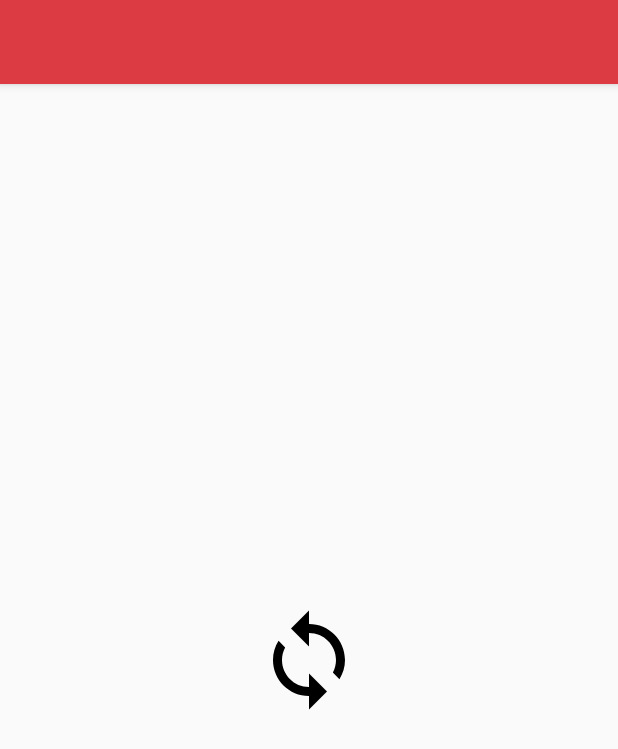
After one commit to ikesnowy/PC_Hospital_Android, an Android app: the layout activity_photo_detail.xml on its own in the app's theme, with its tools: preview values and no code run, on a phone screen of 412 x 824 dp. The commit adds this screen. Shown: the top 749 px of the screen. Run offline under Robolectric (Android 15) with nearby library versions, the phone set to English and light mode, and no system bars; network calls fail.

Commit message:
Build 28 Now you can see lager picture by click on the thumbnail in ticket detail activity.

```diff
--- a/app/build.gradle
+++ b/app/build.gradle
@@ -7,8 +7,8 @@ android {
         applicationId "cc.pchospital.app"
         minSdkVersion 15
         targetSdkVersion 26
-        versionCode 27
-        versionName "Build 27"
+        versionCode 28
+        versionName "Build 28"
         testInstrumentationRunner "android.support.test.runner.AndroidJUnitRunner"
         multiDexEnabled true
         vectorDrawables.useSupportLibrary = true
--- /dev/null
+++ b/app/src/main/res/drawable/icon_sync_black_72dp.xml
@@ -0,0 +1,4 @@
+<vector android:height="72dp" android:viewportHeight="24.0"
+    android:viewportWidth="24.0" android:width="72dp" xmlns:android="http://schemas.android.com/apk/res/android">
+    <path android:fillColor="#FF000000" android:pathData="M12,4L12,1L8,5l4,4L12,6c3.31,0 6,2.69 6,6 0,1.01 -0.25,1.97 -0.7,2.8l1.46,1.46C19.54,15.03 20,13.57 20,12c0,-4.42 -3.58,-8 -8,-8zM12,18c-3.31,0 -6,-2.69 -6,-6 0,-1.01 0.25,-1.97 0.7,-2.8L5.24,7.74C4.46,8.97 4,10.43 4,12c0,4.42 3.58,8 8,8v3l4,-4 -4,-4v3z"/>
+</vector>
--- /dev/null
+++ b/app/src/main/res/layout/activity_photo_detail.xml
@@ -0,0 +1,36 @@
+<?xml version="1.0" encoding="utf-8"?>
+<android.support.design.widget.CoordinatorLayout xmlns:android="http://schemas.android.com/apk/res/android"
+    xmlns:app="http://schemas.android.com/apk/res-auto"
+    xmlns:tools="http://schemas.android.com/tools"
+    android:layout_width="match_parent"
+    android:layout_height="match_parent"
+    tools:context="cc.pchospital.app.PhotoDetailActivity">
+
+    <android.support.design.widget.AppBarLayout
+        android:layout_width="match_parent"
+        android:layout_height="wrap_content">
+        <android.support.v7.widget.Toolbar
+            android:id="@+id/toolBar"
+            android:layout_width="match_parent"
+            android:layout_height="?attr/actionBarSize"
+            android:background="@color/colorPrimary"
+            android:theme="@style/ThemeOverlay.AppCompat.Dark.ActionBar"
+            app:popupTheme="@style/ThemeOverlay.AppCompat.Light"
+            app:layout_scrollFlags="scroll|enterAlways|snap"/>
+    </android.support.design.widget.AppBarLayout>
+
+    <RelativeLayout
+        android:layout_marginTop="?attr/actionBarSize"
+        android:padding="@dimen/card_normal_padding"
+        android:layout_width="match_parent"
+        android:layout_height="match_parent">
+        <ImageView
+            android:id="@+id/picture_detail"
+            android:layout_width="match_parent"
+            android:layout_height="wrap_content"
+            android:layout_centerInParent="true"
+            android:scaleType="fitCenter"
+            app:srcCompat="@drawable/icon_sync_black_72dp"/>
+    </RelativeLayout>
+
+</android.support.design.widget.CoordinatorLayout>
--- a/app/src/main/res/values/strings.xml
+++ b/app/src/main/res/values/strings.xml
@@ -8,7 +8,7 @@
 
     <string name="nav_home">Home</string>
     <string name="title_about">About</string>
-    <string name="app_version" translatable="false">Build 27</string>
+    <string name="app_version" translatable="false">Build 28</string>
     <string name="title_your_ticket">Your Ticket</string>
     <string name="title_login">Sign in</string>
     <string name="label_login_phone">Phone Number</string>
@@ -125,4 +125,5 @@
     <string name="app_db_picture_tid" translatable="false">tid</string>
     <string name="app_db_picture_url" translatable="false">url</string>
     <string name="label_ticket_detail_photo_card">Photo</string>
+    <string name="title_picture_detail">Picture Detail</string>
 </resources>
```
Also changed, not shown: app/src/main/AndroidManifest.xml (+19 -14 lines), app/src/main/java/cc/pchospital/app/PhotoDetailActivity.java (added, +50 -0 lines), app/src/main/java/cc/pchospital/app/TicketDetailActivity.java (+23 -2 lines), app/src/main/res/layout/activity_ticket_detail.xml (+11 -5 lines), 2 other files.
